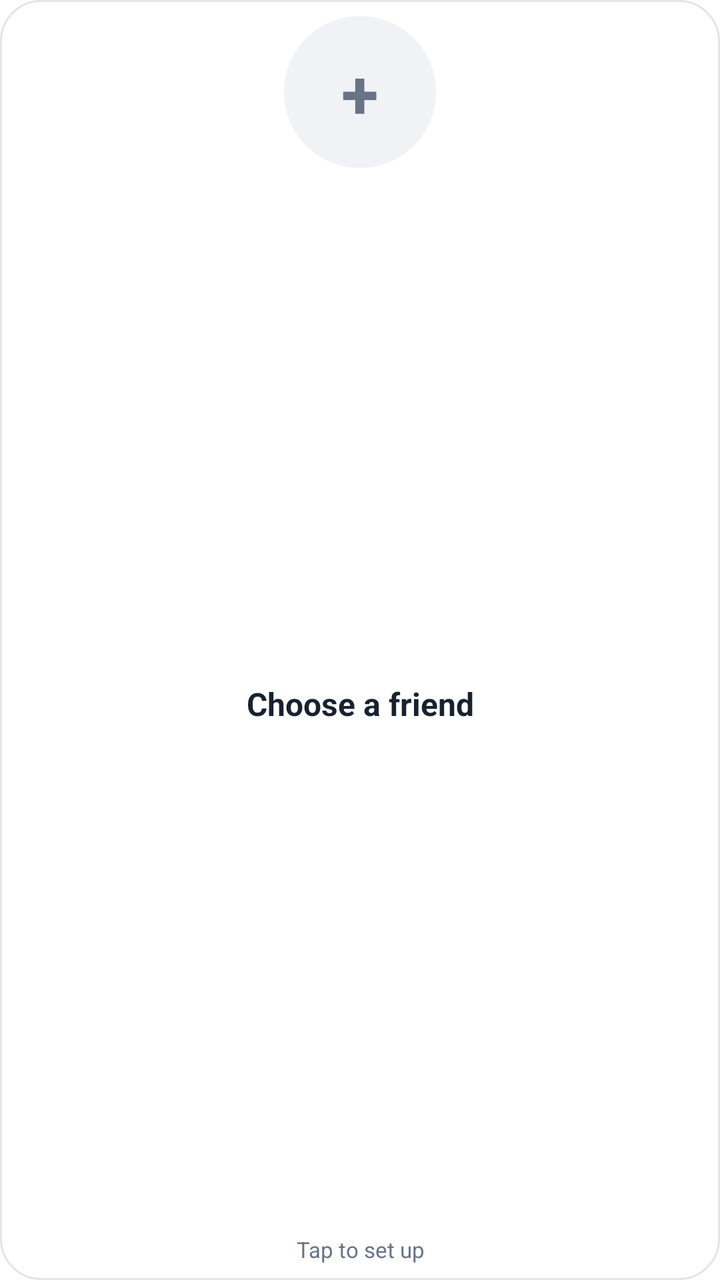
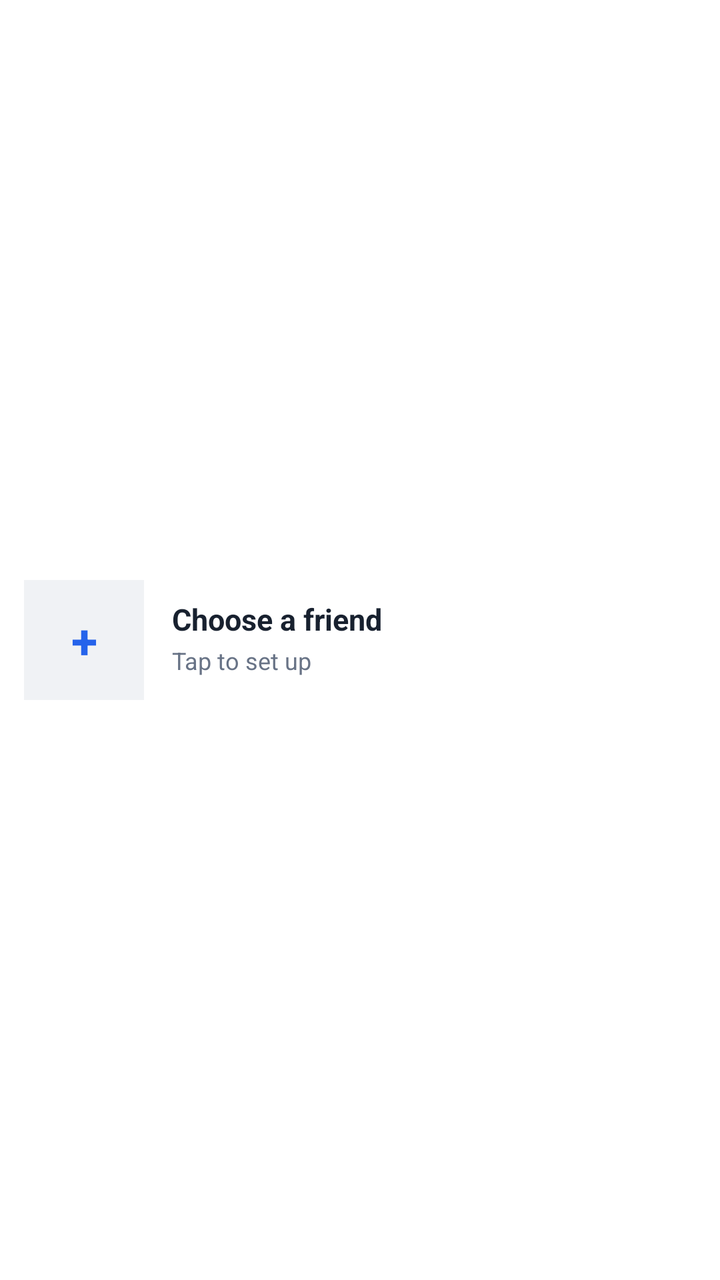

The first picture is an Android layout as it rendered before a commit; the second is the same layout after the commit. The layout source and the unified diff follow.
<!-- AndroidManifest.xml: fallback theme Theme.MaterialComponents.DayNight.NoActionBar -->
<!-- res/layout/friend_chat_widget.xml -->
<?xml version="1.0" encoding="utf-8"?>
<LinearLayout xmlns:android="http://schemas.android.com/apk/res/android"
    android:id="@+id/widget_root"
    android:layout_width="match_parent"
    android:layout_height="match_parent"
    android:orientation="vertical"
    android:gravity="center"
    android:padding="8dp"
    android:background="@drawable/friend_widget_background">
    <FrameLayout
        android:layout_width="76dp"
        android:layout_height="76dp">
        <ImageView
            android:id="@+id/widget_photo"
            android:layout_width="match_parent"
            android:layout_height="match_parent"
            android:scaleType="fitCenter"
            android:visibility="gone"
            android:importantForAccessibility="no" />
        <TextView
            android:id="@+id/widget_initial"
            android:layout_width="match_parent"
            android:layout_height="match_parent"
            android:gravity="center"
            android:background="@drawable/friend_widget_avatar"
            android:text="+"
            android:textColor="#687386"
            android:textSize="34sp"
            android:textStyle="bold"
            android:importantForAccessibility="no" />
    </FrameLayout>
    <TextView
        android:id="@+id/widget_name"
        android:layout_width="match_parent"
        android:layout_height="0dp"
        android:layout_weight="1"
        android:layout_marginTop="4dp"
        android:gravity="center"
        android:maxLines="3"
        android:ellipsize="end"
        android:includeFontPadding="false"
        android:autoSizeTextType="uniform"
        android:autoSizeMinTextSize="12sp"
        android:autoSizeMaxTextSize="16sp"
        android:autoSizeStepGranularity="1sp"
        android:text="@string/friend_widget_choose"
        android:textColor="#18212F"
        android:textSize="16sp"
        android:textStyle="bold" />
    <TextView
        android:id="@+id/widget_hint"
        android:layout_width="match_parent"
        android:layout_height="wrap_content"
        android:gravity="center"
        android:maxLines="1"
        android:ellipsize="end"
        android:text="@string/friend_widget_setup"
        android:textColor="#687386"
        android:textSize="11sp" />
</LinearLayout>
<!-- resources referenced by this layout -->
<resources>
  <!-- drawable friend_widget_avatar (drawable) -->
  <?xml version="1.0" encoding="utf-8"?>
  <shape xmlns:android="http://schemas.android.com/apk/res/android" android:shape="oval">
      <solid android:color="#F0F2F5" />
  </shape>
  <!-- drawable friend_widget_background (drawable) -->
  <?xml version="1.0" encoding="utf-8"?>
  <shape xmlns:android="http://schemas.android.com/apk/res/android" android:shape="rectangle">
      <solid android:color="#FFFFFF" />
      <corners android:radius="20dp" />
      <stroke android:width="1dp" android:color="#E2E5E9" />
  </shape>
  <string name="friend_widget_choose">Choose a friend</string>
  <string name="friend_widget_setup">Tap to set up</string>
</resources>

<!-- the commit's change to res/layout/friend_chat_widget.xml (unified diff, before → after) -->
@@ -3,18 +3,21 @@
     android:id="@+id/widget_root"
     android:layout_width="match_parent"
     android:layout_height="match_parent"
-    android:orientation="vertical"
-    android:gravity="center"
-    android:padding="8dp"
+    android:orientation="horizontal"
+    android:gravity="center_vertical"
+    android:padding="12dp"
     android:background="@drawable/friend_widget_background">
+
+    
     <FrameLayout
-        android:layout_width="76dp"
-        android:layout_height="76dp">
+        android:layout_width="60dp"
+        android:layout_height="60dp"
+        android:background="#F0F2F5">
         <ImageView
             android:id="@+id/widget_photo"
             android:layout_width="match_parent"
             android:layout_height="match_parent"
-            android:scaleType="fitCenter"
+            android:scaleType="centerCrop"
             android:visibility="gone"
             android:importantForAccessibility="no" />
         <TextView
@@ -22,39 +25,47 @@
             android:layout_width="match_parent"
             android:layout_height="match_parent"
             android:gravity="center"
-            android:background="@drawable/friend_widget_avatar"
             android:text="+"
-            android:textColor="#687386"
-            android:textSize="34sp"
+            android:textColor="#2563EB"
+            android:textSize="24sp"
             android:textStyle="bold"
             android:importantForAccessibility="no" />
     </FrameLayout>
-    <TextView
-        android:id="@+id/widget_name"
-        android:layout_width="match_parent"
-        android:layout_height="0dp"
+
+    
+    <View
+        android:layout_width="14dp"
+        android:layout_height="1dp" />
+
+    
+    <LinearLayout
+        android:layout_width="0dp"
+        android:layout_height="wrap_content"
         android:layout_weight="1"
-        android:layout_marginTop="4dp"
-        android:gravity="center"
-        android:maxLines="3"
-        android:ellipsize="end"
-        android:includeFontPadding="false"
-        android:autoSizeTextType="uniform"
-        android:autoSizeMinTextSize="12sp"
-        android:autoSizeMaxTextSize="16sp"
-        android:autoSizeStepGranularity="1sp"
-        android:text="@string/friend_widget_choose"
-        android:textColor="#18212F"
-        android:textSize="16sp"
-        android:textStyle="bold" />
-    <TextView
-        android:id="@+id/widget_hint"
-        android:layout_width="match_parent"
-        android:layout_height="wrap_content"
-        android:gravity="center"
-        android:maxLines="1"
-        android:ellipsize="end"
-        android:text="@string/friend_widget_setup"
-        android:textColor="#687386"
-        android:textSize="11sp" />
+        android:orientation="vertical"
+        android:gravity="center_vertical">
+        <TextView
+            android:id="@+id/widget_name"
+            android:layout_width="match_parent"
+            android:layout_height="wrap_content"
+            android:gravity="start|center_vertical"
+            android:maxLines="2"
+            android:ellipsize="end"
+            android:includeFontPadding="false"
+            android:text="@string/friend_widget_choose"
+            android:textColor="#18212F"
+            android:textSize="15sp"
+            android:textStyle="bold" />
+        <TextView
+            android:id="@+id/widget_hint"
+            android:layout_width="match_parent"
+            android:layout_height="wrap_content"
+            android:layout_marginTop="3dp"
+            android:gravity="start|center_vertical"
+            android:maxLines="1"
+            android:ellipsize="end"
+            android:text="@string/friend_widget_setup"
+            android:textColor="#687386"
+            android:textSize="12sp" />
+    </LinearLayout>
 </LinearLayout>
<!-- resource entries referenced after the edit -->
@@ -1,16 +1,10 @@
 <!-- resources referenced by this layout -->
 <resources>
-  <!-- drawable friend_widget_avatar (drawable) -->
-  <?xml version="1.0" encoding="utf-8"?>
-  <shape xmlns:android="http://schemas.android.com/apk/res/android" android:shape="oval">
-      <solid android:color="#F0F2F5" />
-  </shape>
   <!-- drawable friend_widget_background (drawable) -->
   <?xml version="1.0" encoding="utf-8"?>
   <shape xmlns:android="http://schemas.android.com/apk/res/android" android:shape="rectangle">
       <solid android:color="#FFFFFF" />
-      <corners android:radius="20dp" />
-      <stroke android:width="1dp" android:color="#E2E5E9" />
+      <corners android:radius="16dp" />
   </shape>
   <string name="friend_widget_choose">Choose a friend</string>
   <string name="friend_widget_setup">Tap to set up</string>
